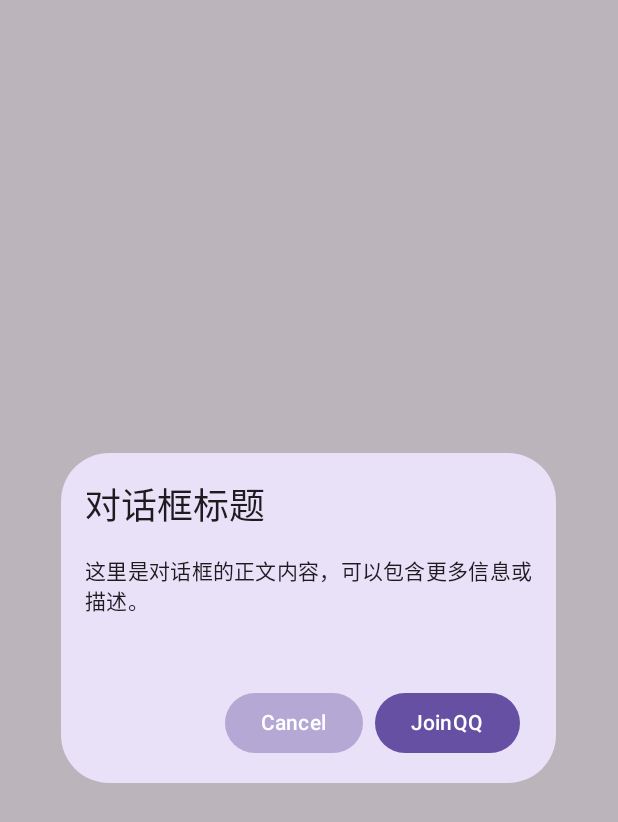
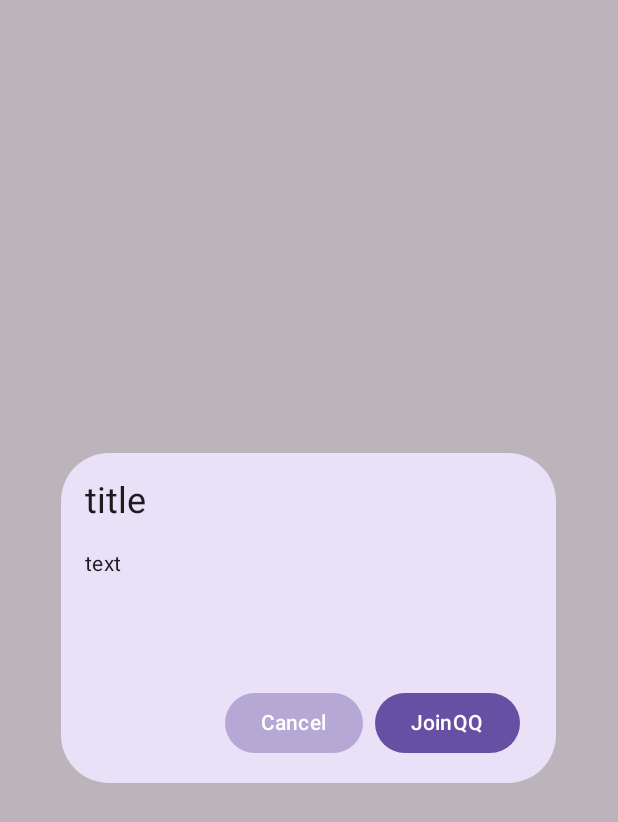
Before and after one commit to SoyBeanMilkx/BetterBar, an Android app built with Jetpack Compose: the composable BlurDialog shown on its own in the app's theme, on a phone screen of 412 x 824 dp. Shown: the top 822 px of the screen. Run offline under Robolectric (Android 15) with nearby library versions, the phone set to English and light mode, and no system bars.

Commit message:
Update dialog.kt

```diff
--- a/app/src/main/java/com/yuuki/betterbar/ui/dialog/dialog.kt
+++ b/app/src/main/java/com/yuuki/betterbar/ui/dialog/dialog.kt
@@ -28,10 +28,9 @@ import com.yuuki.betterbar.ui.theme.dialog_background
 import com.yuuki.betterbar.ui.theme.dialog_button_clolr
 
 
-// 定义状态数据类，用于传递标题、正文和确认点击事件
 data class DialogState(
-    val title: String = "对话框标题",
-    val content: String = "这里是对话框的正文内容，可以包含更多信息或描述。",
+    val title: String = "title",
+    val content: String = "text",
     val onConfirmClick: () -> Unit = {}
 )
 
@@ -46,11 +45,9 @@ fun BlurDialog(
             usePlatformDefaultWidth = false // 让弹窗宽度可自定义
         )
     ) {
-        // 应用模糊效果
         val dialogWindowProvider = LocalView.current.parent as DialogWindowProvider
         DialogBlurBehindUtils.setupWindowBlurListener(dialogWindowProvider.window)
 
-        // 弹窗内容
         Surface(
             modifier = Modifier
                 .width(330.dp)
@@ -63,41 +60,38 @@ fun BlurDialog(
                     .padding(16.dp)
                     .fillMaxWidth()
             ) {
-                // 标题（左上角）
                 Text(
                     text = dialogState.title,
                     style = MaterialTheme.typography.headlineSmall,
                     color = MaterialTheme.colorScheme.onSurface,
                     modifier = Modifier
-                        .align(Alignment.Start) // 左对齐
+                        .align(Alignment.Start)
                         .padding(bottom = 8.dp)
                 )
-                Spacer(modifier = Modifier.height(8.dp)) // 减少标题与正文的间距
+                Spacer(modifier = Modifier.height(8.dp))
 
-                // 正文（左对齐）
                 Text(
                     text = dialogState.content,
                     style = MaterialTheme.typography.bodyMedium,
                     color = MaterialTheme.colorScheme.onSurface,
-                    textAlign = TextAlign.Start, // 左对齐
+                    textAlign = TextAlign.Start,
                     modifier = Modifier
-                        .align(Alignment.Start) // 左对齐
+                        .align(Alignment.Start)
                         .padding(bottom = 16.dp)
                 )
-                Spacer(modifier = Modifier.weight(1f)) // 填充剩余空间，使按钮下沉
+                Spacer(modifier = Modifier.weight(1f))
 
-                // 按钮（右下角）
                 Row(
                     modifier = Modifier
                         .fillMaxWidth()
-                        .align(Alignment.End), // 右对齐
-                    horizontalArrangement = Arrangement.End // 按钮靠右
+                        .align(Alignment.End),
+                    horizontalArrangement = Arrangement.End
                 ) {
                     Button(
                         onClick = onDismissRequest,
                         modifier = Modifier.padding(end = 8.dp),
                         colors = ButtonDefaults.buttonColors(
-                            containerColor = dialog_button_clolr, // 设置“取消”按钮背景为灰色
+                            containerColor = dialog_button_clolr,
                         )
                     ) {
                         Text("Cancel")
```
